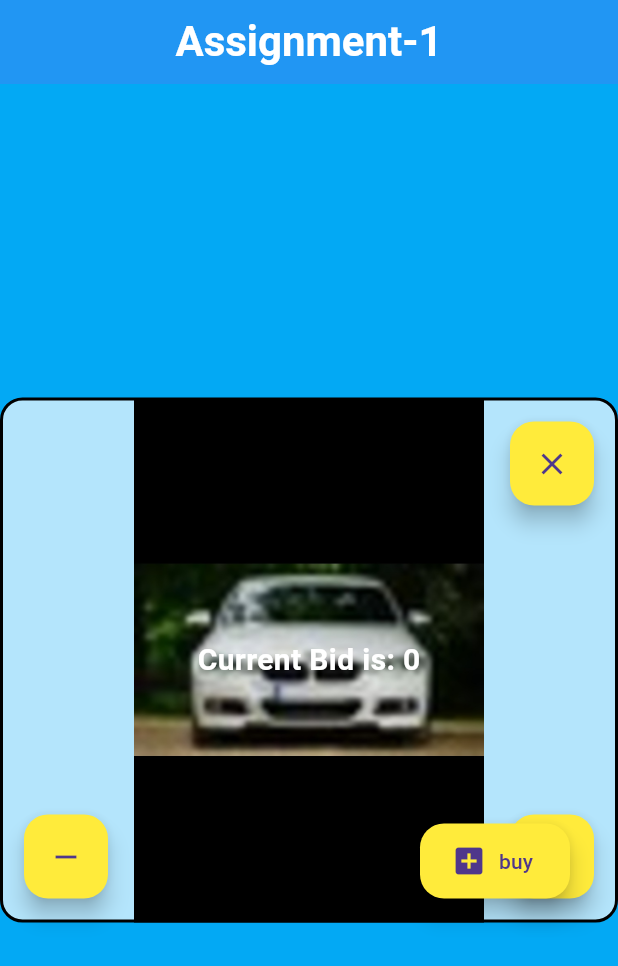
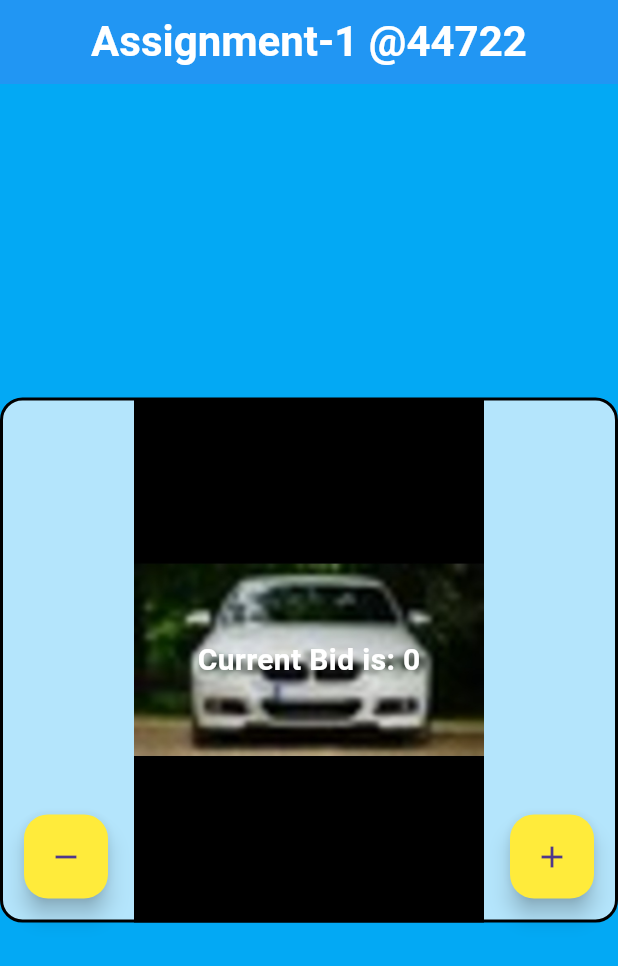
Before and after one commit to Abdullah31012005/Flutter, a Flutter app: the screen it shows after launch, on a phone screen of 412 x 824 dp. Shown: the top 966 px of the screen. Run offline on Flutter 3.47's test engine with Material 3 defaults, Android fonts, the phone set to English and light mode, and no system bars.

Commit message:
assignment-1 final

```diff
--- a/assignment_1/lib/main.dart
+++ b/assignment_1/lib/main.dart
@@ -25,18 +25,6 @@ class _MyAppState extends State<MyApp> {
       counter-=50;
     });
    }
-  void isSold(){
-    setState(() {
-       msg="Item Sold for ";
-    });
-  }
-  void reset(){
-    setState(() {
-      counter=0;
-      msg="Current Bid is: ";
-    });
-  }
-
   // This widget is the root of your application.
   @override
   Widget build(BuildContext context) {
@@ -46,7 +34,7 @@ class _MyAppState extends State<MyApp> {
             backgroundColor: Colors.lightBlue,
             appBar: AppBar(
               centerTitle: true,
-              title: Text('Assignment-1', style: TextStyle(fontSize: 28,
+              title: Text('Assignment-1 @44722', style: TextStyle(fontSize: 28,
                   fontWeight: FontWeight.bold,
                   color: Colors.white
               ),),
@@ -104,29 +92,6 @@ class _MyAppState extends State<MyApp> {
                         child: Icon(Icons.remove),
                       )
                       ),
-                  Positioned(
-                      bottom: 16,
-                      left: 280,
-                      width: 100,
-                      height: 50,
-                      child:FloatingActionButton.extended(
-                        label: Text('buy'),
-                        backgroundColor: Colors.yellow,
-                        icon: Icon(Icons.add_box),
-                          onPressed:isSold,
-                        tooltip: 'Buy',
-                      ),
-                  ),
-                  Positioned(
-                    top: 16,
-                      right: 16,
-                      child:FloatingActionButton(
-                          onPressed:reset,
-                        backgroundColor: Colors.yellow,
-                        tooltip: 'reset',
-                        child: Icon(Icons.close)
-                      )
-                  )
                     ],
               ),
             )
```
Also changed, not shown: assignment_1/assets/forSale.jpeg (deleted).
